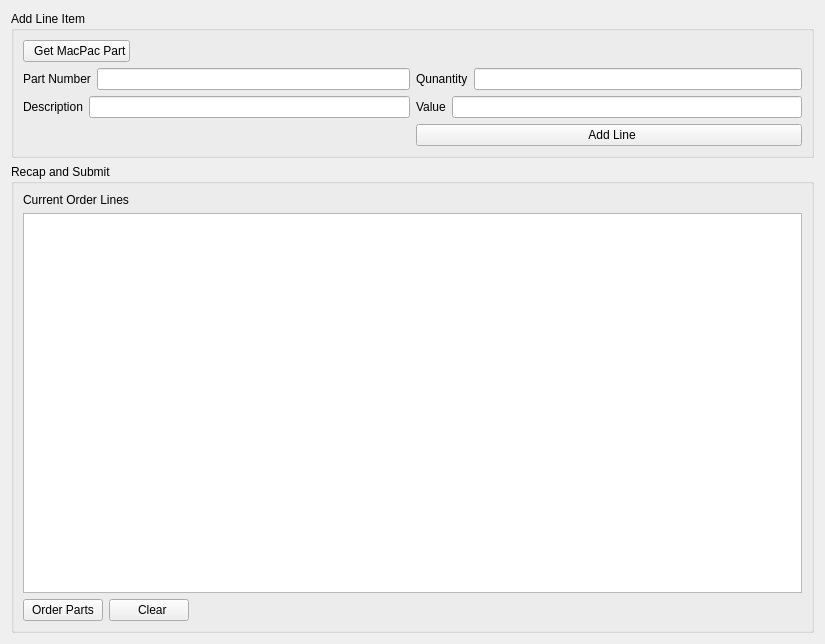
The window that View/addlineitem.ui (topherMcDonald/SPO) describes before a commit, drawn with Qt 5.
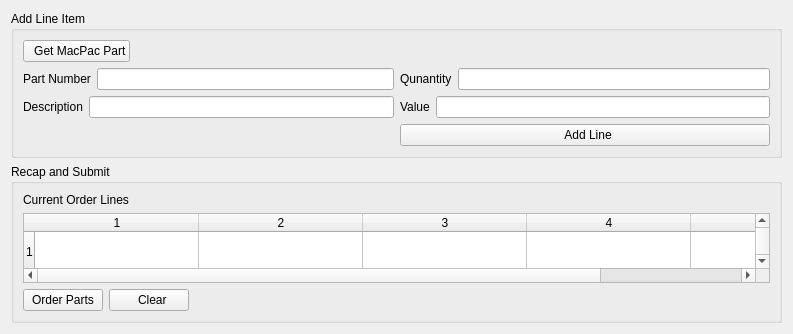
The same window after the commit. Icons and pictures are not drawn.

Diff of the .ui file:
```diff
--- a/View/addlineitem.ui
+++ b/View/addlineitem.ui
@@ -6,12 +6,12 @@
    <rect>
     <x>0</x>
     <y>0</y>
-    <width>825</width>
-    <height>644</height>
+    <width>793</width>
+    <height>275</height>
    </rect>
   </property>
   <property name="sizePolicy">
-   <sizepolicy hsizetype="Expanding" vsizetype="Preferred">
+   <sizepolicy hsizetype="Expanding" vsizetype="Expanding">
     <horstretch>0</horstretch>
     <verstretch>0</verstretch>
    </sizepolicy>
@@ -134,12 +134,9 @@
           </property>
          </widget>
         </item>
-        <item>
-         <widget class="QColumnView" name="columnView"/>
-        </item>
        </layout>
       </item>
-      <item row="1" column="0">
+      <item row="4" column="0">
        <widget class="QPushButton" name="btnRecapAndSubmit_OrderParts">
         <property name="text">
          <string>Order Parts</string>
@@ -150,7 +147,7 @@
         </property>
        </widget>
       </item>
-      <item row="1" column="1">
+      <item row="4" column="1">
        <widget class="QPushButton" name="btnRecapAndSubmit_Clear">
         <property name="sizePolicy">
          <sizepolicy hsizetype="Fixed" vsizetype="Fixed">
@@ -173,6 +170,41 @@
         </property>
        </widget>
       </item>
+      <item row="1" column="0" colspan="2">
+       <widget class="QTableWidget" name="tblOrderLinesWidget">
+        <property name="rowCount">
+         <number>5</number>
+        </property>
+        <property name="columnCount">
+         <number>5</number>
+        </property>
+        <attribute name="horizontalHeaderDefaultSectionSize">
+         <number>164</number>
+        </attribute>
+        <attribute name="horizontalHeaderStretchLastSection">
+         <bool>true</bool>
+        </attribute>
+        <attribute name="verticalHeaderDefaultSectionSize">
+         <number>40</number>
+        </attribute>
+        <attribute name="verticalHeaderMinimumSectionSize">
+         <number>40</number>
+        </attribute>
+        <attribute name="verticalHeaderStretchLastSection">
+         <bool>true</bool>
+        </attribute>
+        <row/>
+        <row/>
+        <row/>
+        <row/>
+        <row/>
+        <column/>
+        <column/>
+        <column/>
+        <column/>
+        <column/>
+       </widget>
+      </item>
      </layout>
     </widget>
    </item>
```
Left out of the diff: 1 changed line with no effect on the pictures.
